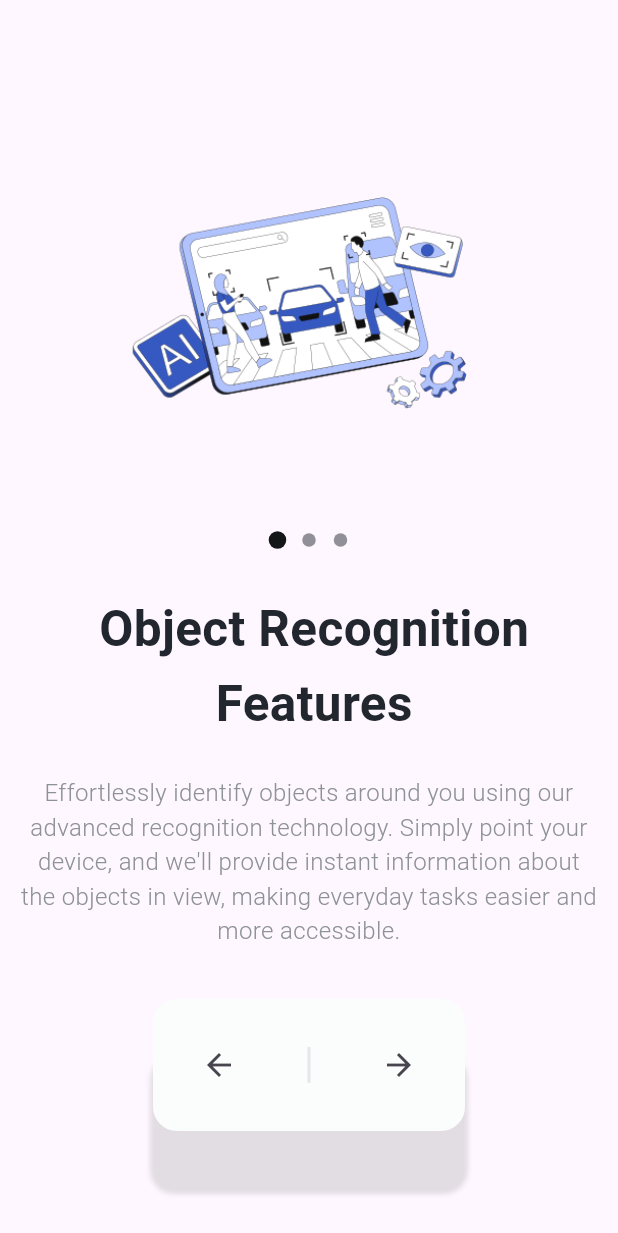
After one commit to KelvinC02/Final-Year-Project, a Flutter app: the OnBoardingPgOneScreen screen opened by its route, after a tap on the "arrow back" icon, on a phone screen of 412 x 824 dp. The commit adds this screen. Shown: the top 1233 px of the screen. Run offline on Flutter 3.47's test engine with Material 3 defaults, Android fonts, the phone set to English and light mode, and no system bars; drawn by our look-alikes of smooth_page_indicator; Roboto replaces fonts that are missing (Poppins); statements that could not run were skipped.

Commit message:
May 9 Progress

```diff
--- a/lib/core/app_export.dart
+++ b/lib/core/app_export.dart
@@ -1 +1,4 @@
 export 'package:DriveVue/routes/app_routes.dart';
+export 'package:DriveVue/themes/theme_helper.dart';
+export 'package:DriveVue/themes/app_decoration.dart';
+export 'package:DriveVue/themes/custom_text_styles.dart';
--- /dev/null
+++ b/lib/screens/on_boarding_pg_one.dart
@@ -0,0 +1,124 @@
+import 'package:DriveVue/themes/custom_text_styles.dart';
+import 'package:flutter/material.dart';
+import '../../core/app_export.dart';
+import 'package:smooth_page_indicator/smooth_page_indicator.dart';
+
+class OnBoardingPgOneScreen extends StatelessWidget {
+  const OnBoardingPgOneScreen({Key? key})
+      : super(
+          key: key,
+        );
+
+  @override
+  Widget build(BuildContext context) {
+    return SafeArea(
+        child: Scaffold(
+      //appBar: _buildAppBar(context),
+      body: Container(
+        width: double.maxFinite,
+        padding: EdgeInsets.symmetric(
+          horizontal: 13,
+          vertical: 70,
+        ),
+        child: Column(
+          mainAxisAlignment: MainAxisAlignment.center,
+          children: [
+            SizedBox(
+              height: 9,
+            ),
+            SizedBox(
+                width: 250,
+                child: Image.asset(
+                    'assets/images/image_of_object_recognition.png')),
+            Spacer(),
+            SizedBox(
+              height: 17,
+              child: AnimatedSmoothIndicator(
+                activeIndex: 0,
+                count: 3,
+                effect: ScrollingDotsEffect(
+                  spacing: 12.01,
+                  activeDotColor: theme.colorScheme.onPrimary,
+                  dotColor: appTheme.grey9007f,
+                  activeDotScale: 1.888888888888,
+                  dotHeight: 9,
+                  dotWidth: 9,
+                ),
+              ),
+            ),
+            SizedBox(
+              height: 26,
+            ),
+            Container(
+              width: 321,
+              margin: EdgeInsets.only(
+                left: 9,
+                right: 2,
+              ),
+              child: Text(
+                "Object Recognition Features",
+                maxLines: 2,
+                overflow: TextOverflow.ellipsis,
+                textAlign: TextAlign.center,
+                style: CustomTextStyles.headlineLargePoppinsGrey900.copyWith(
+                  height: 1.50,
+                ),
+              ),
+            ),
+            Spacer(),
+            Text(
+              "Effortlessly identify objects around you using our advanced recognition technology. Simply point your device, and we'll provide instant information about the objects in view, making everyday tasks easier and more accessible.",
+              overflow: TextOverflow.visible,
+              textAlign: TextAlign.center,
+              style: theme.textTheme.bodyLarge,
+            ),
+            SizedBox(
+              height: 34,
+            ),
+            Container(
+              margin: EdgeInsets.symmetric(horizontal: 89),
+              padding: EdgeInsets.all(20),
+              decoration: AppDecoration.outlineOnErrorContainer.copyWith(
+                borderRadius: BorderRadiusStyle.roundedBorder16,
+              ),
+              child: Row(
+                mainAxisAlignment: MainAxisAlignment.center,
+                mainAxisSize: MainAxisSize.min,
+                children: [
+                  IconButton(
+                    onPressed: () => onLeftTap(context),
+                    icon: Icon(Icons.arrow_back),
+                  ),
+                  Spacer(
+                    flex: 50,
+                  ),
+                  SizedBox(
+                    height: 24,
+                    child: VerticalDivider(
+                      width: 2,
+                      thickness: 2,
+                      color: appTheme.grey200,
+                    ),
+                  ),
+                  Spacer(
+                    flex: 50,
+                  ),
+                  IconButton(
+                    onPressed: () => onRightTap(context),
+                    icon: Icon(Icons.arrow_forward),
+                  )
+                ],
+              ),
+            )
+          ],
+        ),
+      ),
+    ));
+  }
+
+  onLeftTap(BuildContext context) {}
+
+  onRightTap(BuildContext context) {
+    Navigator.pushNamed(context, AppRoutes.onBoardingPgTwoScreen);
+  }
+}
--- /dev/null
+++ b/lib/themes/app_decoration.dart
@@ -0,0 +1,37 @@
+import 'package:flutter/material.dart';
+import '../core/app_export.dart';
+
+class AppDecoration {
+  static BoxDecoration get fillBlueGrey => BoxDecoration(
+        color: appTheme.blueGrey10001,
+      );
+
+  static BoxDecoration get fillIndigo => BoxDecoration(
+        color: appTheme.indigo500.withOpacity(0.25),
+      );
+
+  static BoxDecoration get fillOnPrimaryContainer => BoxDecoration(
+        color: theme.colorScheme.onPrimaryContainer,
+      );
+
+  static BoxDecoration get outlineOnErrorContainer => BoxDecoration(
+        color: appTheme.grey50,
+        boxShadow: [
+          BoxShadow(
+            color: theme.colorScheme.onErrorContainer,
+            spreadRadius: 2,
+            blurRadius: 2,
+            offset: Offset(
+              0,
+              40,
+            ),
+          )
+        ],
+      );
+}
+
+class BorderRadiusStyle {
+  static BorderRadius get roundedBorder16 => BorderRadius.circular(
+        16,
+      );
+}
--- /dev/null
+++ b/lib/themes/custom_text_styles.dart
@@ -0,0 +1,91 @@
+import 'package:flutter/material.dart';
+import '../core/app_export.dart';
+
+extension on TextStyle {
+  TextStyle get poppins {
+    return copyWith(
+      fontFamily: 'Poppins',
+    );
+  }
+
+  TextStyle get urbanist {
+    return copyWith(
+      fontFamily: 'Urbanist',
+    );
+  }
+
+  TextStyle get inter {
+    return copyWith(
+      fontFamily: 'Inter',
+    );
+  }
+}
+
+class CustomTextStyles {
+  static get displayMediumOnPrimary => theme.textTheme.displayMedium!.copyWith(
+        color: theme.colorScheme.onPrimary,
+      );
+
+  static get headlineLargePoppinsGrey900 =>
+      theme.textTheme.headlineLarge!.poppins.copyWith(
+        color: appTheme.grey900,
+        fontSize: 33,
+        fontWeight: FontWeight.w700,
+      );
+
+  static get headlineLargePoppinsGrey900Bold =>
+      theme.textTheme.headlineLarge!.poppins.copyWith(
+        color: appTheme.grey900,
+        fontWeight: FontWeight.w700,
+      );
+
+  static get headlineLargeUrbanist =>
+      theme.textTheme.headlineLarge!.urbanist.copyWith(
+        fontWeight: FontWeight.w700,
+      );
+
+  static get headlineSmallInterBlack900 =>
+      theme.textTheme.headlineSmall!.inter.copyWith(
+        color: appTheme.black900,
+        fontWeight: FontWeight.w400,
+      );
+
+  static get headlineSmallInterBlack900_1 =>
+      theme.textTheme.headlineSmall!.inter.copyWith(
+        color: appTheme.black900,
+      );
+
+  static get labelLargeBlack900 => theme.textTheme.labelLarge!.copyWith(
+        color: appTheme.black900,
+        fontWeight: FontWeight.w700,
+      );
+
+  static get labelLargeErrorContainer => theme.textTheme.labelLarge!.copyWith(
+        color: theme.colorScheme.errorContainer,
+        fontWeight: FontWeight.w500,
+      );
+
+  static get titleLargeBold => theme.textTheme.titleLarge!.copyWith(
+        fontWeight: FontWeight.w700,
+      );
+
+  static get titleMediumGrey400 => theme.textTheme.titleMedium!.copyWith(
+        color: appTheme.grey400,
+        fontSize: 17,
+      );
+
+  static get titleMediumOnPrimaryContainer =>
+      theme.textTheme.titleMedium!.copyWith(
+        color: theme.colorScheme.onPrimaryContainer,
+      );
+
+  static get titleMediumPoppinsBluegrey10002 =>
+      theme.textTheme.titleMedium!.poppins.copyWith(
+        color: appTheme.blueGrey10002,
+        fontWeight: FontWeight.w600,
+      );
+
+  static get titleSmallIndigo500 => theme.textTheme.titleSmall!.copyWith(
+        color: appTheme.indigo500,
+      );
+}
--- /dev/null
+++ b/lib/themes/theme_helper.dart
@@ -0,0 +1,199 @@
+import 'package:flutter/material.dart';
+import '../core/app_export.dart';
+
+String _appTheme = "lightCode";
+
+LightCodeColors get appTheme => ThemeHelper().themeColor();
+
+ThemeData get theme => ThemeHelper().themeData();
+
+class ThemeHelper {
+  Map<String, LightCodeColors> _supportedCustomColor = {
+    'lightCode': LightCodeColors()
+  };
+
+  Map<String, ColorScheme> _supportedColorScheme = {
+    'lightCode': ColorSchemes.lightCodeColorScheme
+  };
+
+  void changeTheme(String _newTheme) {
+    _appTheme = _newTheme;
+  }
+
+  LightCodeColors _getThemeColors() {
+    return _supportedCustomColor[_appTheme] ?? LightCodeColors();
+  }
+
+  ThemeData _getThemeData() {
+    var colorScheme =
+        _supportedColorScheme[_appTheme] ?? ColorSchemes.lightCodeColorScheme;
+    return ThemeData(
+      visualDensity: VisualDensity.standard,
+      colorScheme: colorScheme,
+      textTheme: TextThemes.textTheme(colorScheme),
+      scaffoldBackgroundColor: colorScheme.onPrimaryContainer,
+      elevatedButtonTheme: ElevatedButtonThemeData(
+        style: ElevatedButton.styleFrom(
+          backgroundColor: colorScheme.onPrimary,
+          shape: RoundedRectangleBorder(
+            borderRadius: BorderRadius.circular(22),
+          ),
+          shadowColor: colorScheme.primary,
+          elevation: 8,
+          visualDensity: const VisualDensity(
+            vertical: -4,
+            horizontal: -4,
+          ),
+          padding: EdgeInsets.zero,
+        ),
+      ),
+      outlinedButtonTheme: OutlinedButtonThemeData(
+        style: OutlinedButton.styleFrom(
+          backgroundColor: Colors.transparent,
+          side: BorderSide(
+            color: appTheme.blueGrey100,
+            width: 1,
+          ),
+          shape: RoundedRectangleBorder(
+            borderRadius: BorderRadius.circular(8),
+          ),
+          visualDensity: const VisualDensity(
+            vertical: -4,
+            horizontal: -4,
+          ),
+          padding: EdgeInsets.zero,
+        ),
+      ),
+      dividerTheme: DividerThemeData(
+        thickness: 53,
+        space: 53,
+        color: appTheme.redA700,
+      ),
+    );
+  }
+
+  LightCodeColors themeColor() => _getThemeColors();
+
+  ThemeData themeData() => _getThemeData();
+}
+
+class TextThemes {
+  static TextTheme textTheme(ColorScheme colorScheme) => TextTheme(
+        bodyLarge: TextStyle(
+          color: colorScheme.onError,
+          fontSize: 16,
+          fontFamily: 'Poppins',
+          fontWeight: FontWeight.w300,
+        ),
+        bodyMedium: TextStyle(
+          color: appTheme.grey600,
+          fontSize: 14,
+          fontFamily: 'Poppins',
+          fontWeight: FontWeight.w300,
+        ),
+        bodySmall: TextStyle(
+          color: appTheme.black900,
+          fontSize: 10,
+          fontFamily: 'Inter',
+          fontWeight: FontWeight.w400,
+        ),
+        displayMedium: TextStyle(
+          color: colorScheme.onSecondaryContainer,
+          fontSize: 40,
+          fontFamily: 'Urbanist',
+          fontWeight: FontWeight.w700,
+        ),
+        displaySmall: TextStyle(
+          color: appTheme.black900,
+          fontSize: 35,
+          fontFamily: 'Poppins',
+          fontWeight: FontWeight.w500,
+        ),
+        headlineLarge: TextStyle(
+          color: appTheme.black900,
+          fontSize: 32,
+          fontFamily: 'Inter',
+          fontWeight: FontWeight.w400,
+        ),
+        headlineSmall: TextStyle(
+          color: colorScheme.onPrimary,
+          fontSize: 24,
+          fontFamily: 'Urbanist',
+          fontWeight: FontWeight.w700,
+        ),
+        labelLarge: TextStyle(
+          color: colorScheme.primaryContainer,
+          fontSize: 12,
+          fontFamily: 'Urbanist',
+          fontWeight: FontWeight.w800,
+        ),
+        titleLarge: TextStyle(
+          color: appTheme.black900,
+          fontSize: 20,
+          fontFamily: 'Inter',
+          fontWeight: FontWeight.w400,
+        ),
+        titleMedium: TextStyle(
+          color: appTheme.black900,
+          fontSize: 18,
+          fontFamily: 'Urbanist',
+          fontWeight: FontWeight.w700,
+        ),
+        titleSmall: TextStyle(
+          color: appTheme.red600,
+          fontSize: 14,
+          fontFamily: 'Poppins',
+          fontWeight: FontWeight.w600,
+        ),
+      );
+}
+
+class ColorSchemes {
+  static final lightCodeColorScheme = ColorScheme.light(
+    primary: Color(0X3F17CE92),
+    primaryContainer: Color(0XFF2B27F2),
+    secondaryContainer: Color(0XFFB0B4C3),
+    errorContainer: Color(0XFF616161),
+    onError: Color(0XFF8D9294),
+    onErrorContainer: Color(0X1E0E0E0E),
+    onPrimary: Color(0XFF141718),
+    onPrimaryContainer: Color(0XFFFFFFFF),
+    onSecondaryContainer: Color(0XFF212121),
+  );
+}
+
+class LightCodeColors {
+  Color get amber700 => Color(0XFFEAA010);
+
+  Color get black900 => Color(0XFF000000);
+
+  Color get blueGrey100 => Color(0XFFCCCCCC);
+
+  Color get blueGrey10001 => Color(0XFFD9D9D9);
+
+  Color get blueGrey10002 => Color(0XFFD6D6D6);
+
+  Color get blueGrey400 => Color(0XFF888888);
+
+  Color get grey200 => Color(0XFFE5E8EB);
+
+  Color get grey300 => Color(0XFFE3E3E3);
+
+  Color get grey400 => Color(0XFFB1B1B1);
+
+  Color get grey50 => Color(0XFFFBFCFC);
+
+  Color get grey5001 => Color(0XFFF9F9F9);
+
+  Color get grey600 => Color(0XFF747171);
+
+  Color get grey900 => Color(0XFF22262E);
+
+  Color get grey9007f => Color(0X7F23262F);
+
+  Color get indigo500 => Color(0XFF4267B2);
+
+  Color get red600 => Color(0XFFD44638);
+
+  Color get redA700 => Color(0XFFF90D0D);
+}
--- a/pubspec.yaml
+++ b/pubspec.yaml
@@ -14,6 +14,7 @@ dependencies:
   flutter_launcher_icons: ^0.9.2
   english_words: ^4.0.0
   provider: ^6.0.0
+  smooth_page_indicator: ^1.1.0
 
 dev_dependencies:
   flutter_test:
```
Also changed, not shown: lib/screens/camera_tips.dart (added, +9 -0 lines), lib/screens/main_screen.dart (added, +9 -0 lines), lib/screens/object_recognition_main.dart (added, +9 -0 lines), lib/screens/on_boarding_pg_three.dart (added, +9 -0 lines), lib/screens/on_boarding_pg_two.dart (added, +9 -0 lines), lib/screens/tutorial_end.dart (added, +9 -0 lines), lib/screens/tutorial_main.dart (added, +9 -0 lines), lib/screens/tutorial_object_recognition_main.dart (added, +9 -0 lines), lib/screens/welcome.dart (added, +9 -0 lines), assets/images/image_of_object_recognition.png (added), lib/screens/terms_and_conditions.dart (added), pubspec.lock.
